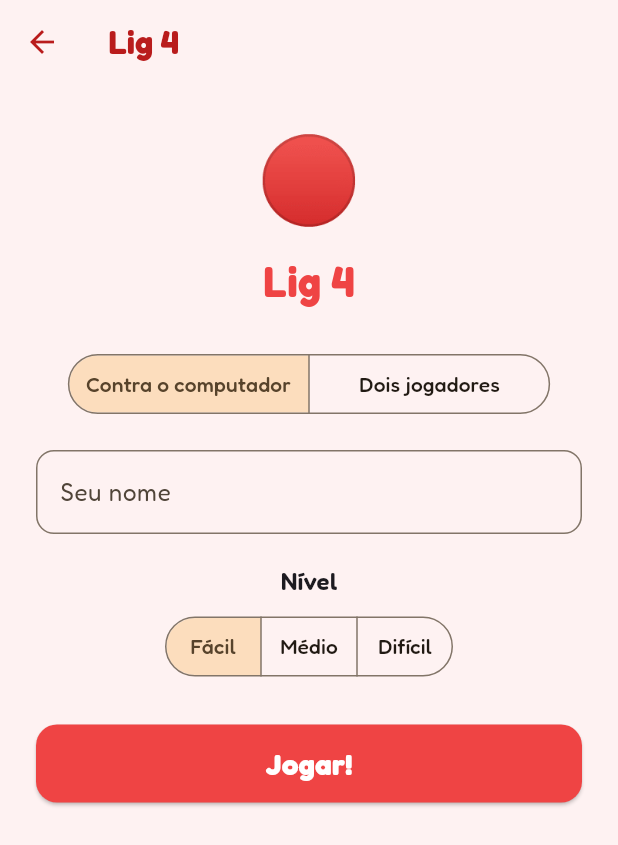
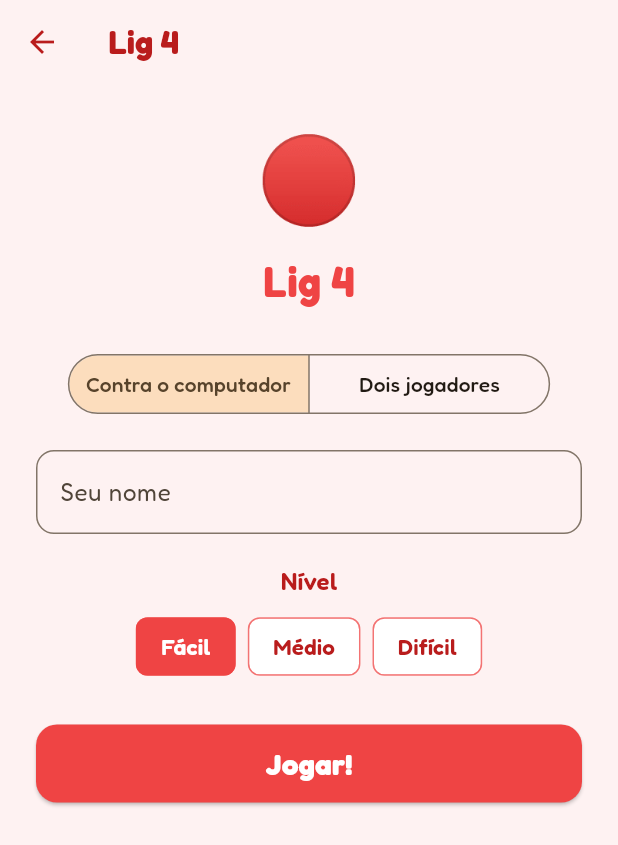
Before and after one commit to Meus-Prompts/brincaki, a Flutter app: the Lig4Screen screen opened directly, on a phone screen of 412 x 824 dp. Shown: the top 845 px of the screen. Run offline on Flutter 3.47's test engine with Material 3 defaults, Android fonts, the phone set to English and light mode, and no system bars; our stand-ins replace google_fonts, shared_preferences; accounts and stored records are empty; project files that could hold a hidden picture were left out.

Commit message:
feat: add shared GameScaffold, ResultPanel, SoloSetup and game palettes
Spec and plan for standardizing every game's layout and modes, a coverage
gate script, and the menu now takes each game's colors from its palette.

Co-Authored-By: Claude Opus 5.5 <noreply@anthropic.com>

```diff
--- a/lib/games/lig4/screens/game_screen.dart
+++ b/lib/games/lig4/screens/game_screen.dart
@@ -4,6 +4,7 @@ import 'package:flutter/material.dart';
 import 'package:google_fonts/google_fonts.dart';
 import 'package:provider/provider.dart';
 
+import '../../../widgets/game_palette.dart';
 import '../../../widgets/player_setup.dart';
 import '../../../widgets/score_board.dart';
 import '../logic/ai.dart';
@@ -49,7 +50,7 @@ class Lig4Screen extends StatelessWidget {
             ? PlayerSetup(
                 title: 'Lig 4',
                 emoji: '🔴',
-                accent: kLig4Red,
+                palette: kLig4Palette,
                 soloLabel: 'Contra o computador',
                 symbols: ('🔴', '🟡'),
                 levels: _levels,
--- a/lib/games/memoria/screens/game_screen.dart
+++ b/lib/games/memoria/screens/game_screen.dart
@@ -7,6 +7,7 @@ import 'package:flutter/material.dart';
 import 'package:google_fonts/google_fonts.dart';
 import 'package:provider/provider.dart';
 
+import '../../../widgets/game_palette.dart';
 import '../../../widgets/player_setup.dart';
 import '../../../widgets/score_board.dart';
 import '../data/levels.dart';
@@ -53,7 +54,7 @@ class MemoryScreen extends StatelessWidget {
             ? PlayerSetup(
                 title: 'Jogo da Memória',
                 emoji: '🧠',
-                accent: kMemoryPurple,
+                palette: kMemoriaPalette,
                 soloLabel: 'Sozinho',
                 symbols: ('🐶', '🐱'),
                 onStart: p.start,
--- /dev/null
+++ b/lib/widgets/game_palette.dart
@@ -0,0 +1,89 @@
+// lib/widgets/game_palette.dart
+
+import 'package:flutter/material.dart';
+import 'package:google_fonts/google_fonts.dart';
+
+/// Cores de um jogo: as mesmas no cartão do menu e na tela do jogo.
+class GamePalette {
+  const GamePalette({
+    required this.accent,
+    required this.light,
+    required this.dark,
+    required this.background,
+  });
+
+  /// Botões, placar e destaques.
+  final Color accent;
+
+  /// Fim do gradiente do cartão no menu.
+  final Color light;
+
+  /// Título e textos.
+  final Color dark;
+
+  /// Fundo da tela do jogo.
+  final Color background;
+
+  ThemeData get theme => ThemeData(
+        colorSchemeSeed: accent,
+        useMaterial3: true,
+        scaffoldBackgroundColor: background,
+        textTheme: GoogleFonts.fredokaTextTheme(),
+      );
+}
+
+const kCacaPalavrasPalette = GamePalette(
+  accent: Color(0xFFF59E0B),
+  light: Color(0xFFFBBF24),
+  dark: Color(0xFFB45309),
+  background: Color(0xFFFFFBEB),
+);
+
+const kSudokuPalette = GamePalette(
+  accent: Color(0xFF10B981),
+  light: Color(0xFF34D399),
+  dark: Color(0xFF047857),
+  background: Color(0xFFECFDF5),
+);
+
+const k2048Palette = GamePalette(
+  accent: Color(0xFFF97316),
+  light: Color(0xFFFB923C),
+  dark: Color(0xFFC2410C),
+  background: Color(0xFFFFF7ED),
+);
+
+const kVelhaPalette = GamePalette(
+  accent: Color(0xFFEC4899),
+  light: Color(0xFFF472B6),
+  dark: Color(0xFFBE185D),
+  background: Color(0xFFFFF1F2),
+);
+
+const kForcaPalette = GamePalette(
+  accent: Color(0xFF3B82F6),
+  light: Color(0xFF60A5FA),
+  dark: Color(0xFF1D4ED8),
+  background: Color(0xFFF0F9FF),
+);
+
+const kMemoriaPalette = GamePalette(
+  accent: Color(0xFF8B5CF6),
+  light: Color(0xFFA78BFA),
+  dark: Color(0xFF5B21B6),
+  background: Color(0xFFF5F3FF),
+);
+
+const kTermoPalette = GamePalette(
+  accent: Color(0xFF14B8A6),
+  light: Color(0xFF2DD4BF),
+  dark: Color(0xFF0F766E),
+  background: Color(0xFFF0FDFA),
+);
+
+const kLig4Palette = GamePalette(
+  accent: Color(0xFFEF4444),
+  light: Color(0xFFF87171),
+  dark: Color(0xFFB91C1C),
+  background: Color(0xFFFEF2F2),
+);
--- /dev/null
+++ b/lib/widgets/level_picker.dart
@@ -0,0 +1,67 @@
+// lib/widgets/level_picker.dart
+
+import 'package:flutter/material.dart';
+import 'package:google_fonts/google_fonts.dart';
+
+import 'game_palette.dart';
+
+/// Escolha de nível ou dificuldade, igual em todas as telas de início.
+class LevelPicker extends StatelessWidget {
+  const LevelPicker({
+    super.key,
+    required this.palette,
+    required this.label,
+    required this.levels,
+    required this.selected,
+    required this.onChanged,
+  });
+
+  final GamePalette palette;
+
+  /// "Nível" ou "Dificuldade".
+  final String label;
+  final List<String> levels;
+  final int selected;
+  final ValueChanged<int> onChanged;
+
+  @override
+  Widget build(BuildContext context) {
+    return Column(
+      children: [
+        Text(
+          label,
+          style: GoogleFonts.fredoka(
+            fontSize: 16,
+            fontWeight: FontWeight.w600,
+            color: palette.dark,
+          ),
+        ),
+        const SizedBox(height: 8),
+        Wrap(
+          spacing: 8,
+          runSpacing: 8,
+          alignment: WrapAlignment.center,
+          children: [
+            for (var i = 0; i < levels.length; i++)
+              ChoiceChip(
+                label: Text(
+                  levels[i],
+                  style: GoogleFonts.fredoka(
+                    fontSize: 15,
+                    fontWeight: FontWeight.w600,
+                    color: i == selected ? Colors.white : palette.dark,
+                  ),
+                ),
+                selected: i == selected,
+                showCheckmark: false,
+                selectedColor: palette.accent,
+                backgroundColor: Colors.white,
+                side: BorderSide(color: palette.accent.withValues(alpha: 0.5)),
+                onSelected: (_) => onChanged(i),
+              ),
+          ],
+        ),
+      ],
+    );
+  }
+}
--- a/lib/widgets/player_setup.dart
+++ b/lib/widgets/player_setup.dart
@@ -1,7 +1,10 @@
 // lib/widgets/player_setup.dart
 
 import 'package:flutter/material.dart';
-import 'package:google_fonts/google_fonts.dart';
+
+import 'game_palette.dart';
+import 'level_picker.dart';
+import 'setup_header.dart';
 
 enum PlayMode { solo, twoPlayers }
 
@@ -29,7 +32,7 @@ class PlayerSetup extends StatefulWidget {
     super.key,
     required this.title,
     required this.emoji,
-    required this.accent,
+    required this.palette,
     required this.soloLabel,
     required this.symbols,
     required this.onStart,
@@ -39,7 +42,7 @@ class PlayerSetup extends StatefulWidget {
 
   final String title;
   final String emoji;
-  final Color accent;
+  final GamePalette palette;
   final String soloLabel;
   final (String, String) symbols;
   final ValueChanged<PlayerSetupResult> onStart;
@@ -87,17 +90,7 @@ class _PlayerSetupState extends State<PlayerSetup> {
       padding: const EdgeInsets.all(24),
       child: Column(
         children: [
-          Text(widget.emoji, style: const TextStyle(fontSize: 56)),
-          const SizedBox(height: 8),
-          Text(
-            widget.title,
-            textAlign: TextAlign.center,
-            style: GoogleFonts.fredoka(
-              fontSize: 28,
-              fontWeight: FontWeight.bold,
-              color: widget.accent,
-            ),
-          ),
+          SetupHeader(palette: widget.palette, emoji: widget.emoji, title: widget.title),
           const SizedBox(height: 24),
           SegmentedButton<PlayMode>(
             showSelectedIcon: false,
@@ -129,40 +122,16 @@ class _PlayerSetupState extends State<PlayerSetup> {
           ],
           if (solo && levels != null) ...[
             const SizedBox(height: 20),
-            Text(
-              'Nível',
-              style: GoogleFonts.fredoka(fontSize: 16, fontWeight: FontWeight.w600),
-            ),
-            const SizedBox(height: 8),
-            SegmentedButton<int>(
-              showSelectedIcon: false,
-              segments: [
-                for (var i = 0; i < levels.length; i++)
-                  ButtonSegment(value: i, label: Text(levels[i])),
-              ],
-              selected: {_level},
-              onSelectionChanged: (s) => setState(() => _level = s.first),
+            LevelPicker(
+              palette: widget.palette,
+              label: 'Nível',
+              levels: levels,
+              selected: _level,
+              onChanged: (i) => setState(() => _level = i),
             ),
           ],
           const SizedBox(height: 28),
-          SizedBox(
-            width: double.infinity,
-            height: 52,
-            child: ElevatedButton(
-              onPressed: _start,
-              style: ElevatedButton.styleFrom(
-                backgroundColor: widget.accent,
-                foregroundColor: Colors.white,
-                shape: RoundedRectangleBorder(
-                  borderRadius: BorderRadius.circular(14),
-                ),
-              ),
-              child: Text(
-                'Jogar!',
-                style: GoogleFonts.fredoka(fontSize: 20, fontWeight: FontWeight.bold),
-              ),
-            ),
-          ),
+          StartButton(palette: widget.palette, onPressed: _start),
         ],
       ),
     );
--- /dev/null
+++ b/lib/widgets/setup_header.dart
@@ -0,0 +1,67 @@
+// lib/widgets/setup_header.dart
+
+import 'package:flutter/material.dart';
+import 'package:google_fonts/google_fonts.dart';
+
+import 'game_palette.dart';
+
+/// Emoji grande e nome do jogo no topo das telas de início.
+class SetupHeader extends StatelessWidget {
+  const SetupHeader({
+    super.key,
+    required this.palette,
+    required this.emoji,
+    required this.title,
+  });
+
+  final GamePalette palette;
+  final String emoji;
+  final String title;
+
+  @override
+  Widget build(BuildContext context) {
+    return Column(
+      children: [
+        Text(emoji, style: const TextStyle(fontSize: 56)),
+        const SizedBox(height: 8),
+        Text(
+          title,
+          textAlign: TextAlign.center,
+          style: GoogleFonts.fredoka(
+            fontSize: 28,
+            fontWeight: FontWeight.bold,
+            color: palette.accent,
+          ),
+        ),
+      ],
+    );
+  }
+}
+
+/// Botão "Jogar!" das telas de início.
+class StartButton extends StatelessWidget {
+  const StartButton({super.key, required this.palette, required this.onPressed});
+
+  final GamePalette palette;
+  final VoidCallback onPressed;
+
+  @override
+  Widget build(BuildContext context) {
+    return SizedBox(
+      width: double.infinity,
+      height: 52,
+      child: ElevatedButton(
+        onPressed: onPressed,
+        style: ElevatedButton.styleFrom(
+          backgroundColor: palette.accent,
+          foregroundColor: Colors.white,
+          shape: RoundedRectangleBorder(borderRadius: BorderRadius.circular(14)),
+        ),
+        child: Text(
+          'Jogar!',
+          style: GoogleFonts.fredoka(fontSize: 20, fontWeight: FontWeight.bold),
+        ),
+      ),
+    );
+  }
+}
```
Also changed, not shown: lib/screens/menu_screen.dart (+19 -55 lines), lib/widgets/game_scaffold.dart (added, +105 -0 lines), lib/widgets/result_panel.dart (added, +124 -0 lines), lib/widgets/solo_setup.dart (added, +60 -0 lines), 8 other files.
